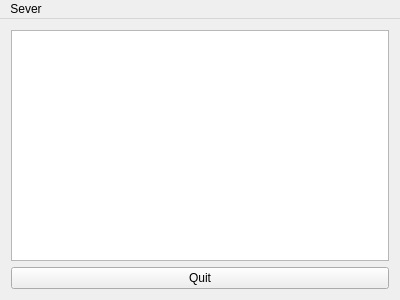
Qt form server/server.ui (HackerSchool/r2p) before a commit.
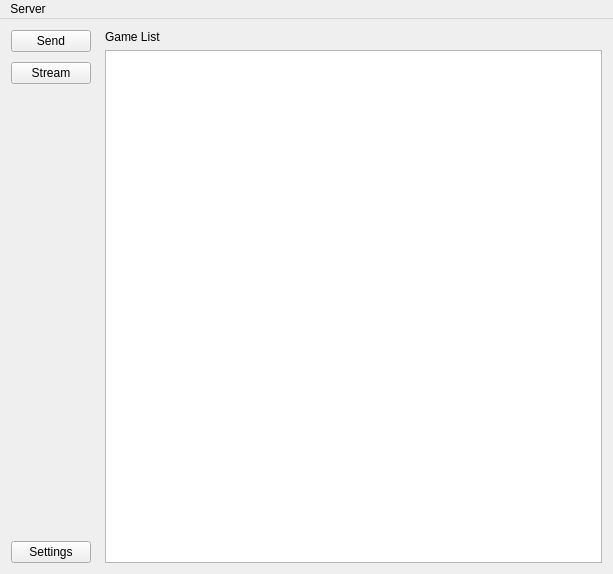
The same form after that commit. Icons and pictures are not drawn.

Commit message: add QTcpServer to receive messages

```diff
--- a/server/server.ui
+++ b/server/server.ui
@@ -6,23 +6,96 @@
    <rect>
     <x>0</x>
     <y>0</y>
-    <width>400</width>
-    <height>300</height>
+    <width>613</width>
+    <height>574</height>
    </rect>
   </property>
   <property name="windowTitle">
    <string>server</string>
   </property>
   <widget class="QWidget" name="centralWidget">
-   <layout class="QVBoxLayout" name="verticalLayout">
+   <layout class="QHBoxLayout" name="horizontalLayout">
     <item>
-     <widget class="QTextEdit" name="textEdit"/>
+     <widget class="QWidget" name="widget" native="true">
+      <layout class="QVBoxLayout" name="verticalLayout_2">
+       <property name="spacing">
+        <number>10</number>
+       </property>
+       <property name="leftMargin">
+        <number>0</number>
+       </property>
+       <property name="topMargin">
+        <number>0</number>
+       </property>
+       <property name="rightMargin">
+        <number>4</number>
+       </property>
+       <property name="bottomMargin">
+        <number>0</number>
+       </property>
+       <item>
+        <widget class="QPushButton" name="addGameButton">
+         <property name="text">
+          <string>Send</string>
+         </property>
+        </widget>
+       </item>
+       <item>
+        <widget class="QPushButton" name="streamButton">
+         <property name="text">
+          <string>Stream</string>
+         </property>
+        </widget>
+       </item>
+       <item>
+        <spacer name="verticalSpacer">
+         <property name="orientation">
+          <enum>Qt::Vertical</enum>
+         </property>
+         <property name="sizeHint" stdset="0">
+          <size>
+           <width>20</width>
+           <height>424</height>
+          </size>
+         </property>
+        </spacer>
+       </item>
+       <item>
+        <widget class="QPushButton" name="settingsButton">
+         <property name="text">
+          <string>Settings</string>
+         </property>
+        </widget>
+       </item>
+      </layout>
+     </widget>
     </item>
     <item>
-     <widget class="QPushButton" name="quitButton">
-      <property name="text">
-       <string>Quit</string>
-      </property>
+     <widget class="QWidget" name="widget_2" native="true">
+      <layout class="QVBoxLayout" name="verticalLayout">
+       <property name="leftMargin">
+        <number>4</number>
+       </property>
+       <property name="topMargin">
+        <number>0</number>
+       </property>
+       <property name="rightMargin">
+        <number>0</number>
+       </property>
+       <property name="bottomMargin">
+        <number>0</number>
+       </property>
+       <item>
+        <widget class="QLabel" name="label">
+         <property name="text">
+          <string>Game List</string>
+         </property>
+        </widget>
+       </item>
+       <item>
+        <widget class="QListWidget" name="listWidget"/>
+       </item>
+      </layout>
      </widget>
     </item>
    </layout>
@@ -32,16 +105,16 @@
     <rect>
      <x>0</x>
      <y>0</y>
-     <width>400</width>
+     <width>613</width>
      <height>21</height>
     </rect>
    </property>
-   <widget class="QMenu" name="menuHello">
+   <widget class="QMenu" name="menuserver">
     <property name="title">
-     <string>Sever</string>
+     <string>Server</string>
     </property>
    </widget>
-   <addaction name="menuHello"/>
+   <addaction name="menuserver"/>
   </widget>
  </widget>
  <layoutdefault spacing="6" margin="11"/>
```
Left out of the diff: 39 changed lines with no effect on the pictures. The commit also changes 13 other files.
